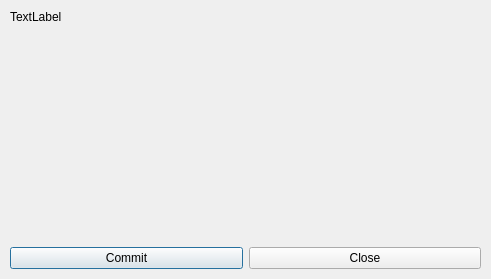
Old version of the form example/UIToolkitTest/controldialog.ui in the repository bisegni/chaosframework.
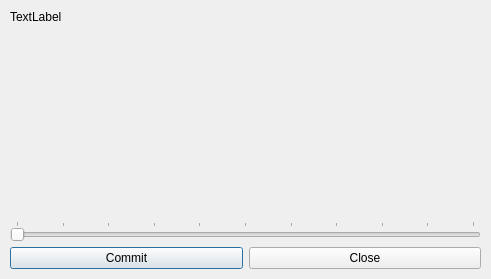
New version of the form.

What changed in the file:
```diff
--- a/example/UIToolkitTest/controldialog.ui
+++ b/example/UIToolkitTest/controldialog.ui
@@ -28,7 +28,36 @@
     </widget>
    </item>
    <item>
-    <widget class="QWidget" name="widget" native="true"/>
+    <layout class="QVBoxLayout" name="verticalLayout_2" stretch="0,0">
+     <item>
+      <widget class="QWidget" name="widget" native="true"/>
+     </item>
+     <item>
+      <widget class="QSlider" name="horizontalSlider">
+       <property name="maximum">
+        <number>10</number>
+       </property>
+       <property name="singleStep">
+        <number>100</number>
+       </property>
+       <property name="orientation">
+        <enum>Qt::Horizontal</enum>
+       </property>
+       <property name="invertedAppearance">
+        <bool>false</bool>
+       </property>
+       <property name="invertedControls">
+        <bool>false</bool>
+       </property>
+       <property name="tickPosition">
+        <enum>QSlider::TicksAbove</enum>
+       </property>
+       <property name="tickInterval">
+        <number>1</number>
+       </property>
+      </widget>
+     </item>
+    </layout>
    </item>
    <item>
     <layout class="QHBoxLayout" name="horizontalLayout">
```
Left out of the diff: 9 changed lines with no effect on the pictures.
